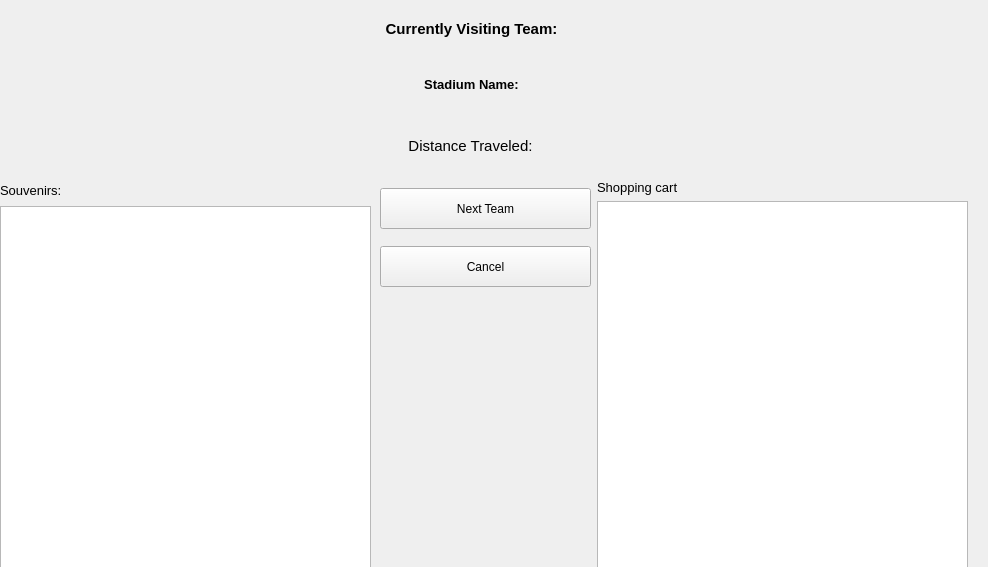
Old version of the form BaseballProject2/tripplanner.ui in the repository tholm1/CS1D-Project-2-Baseball.
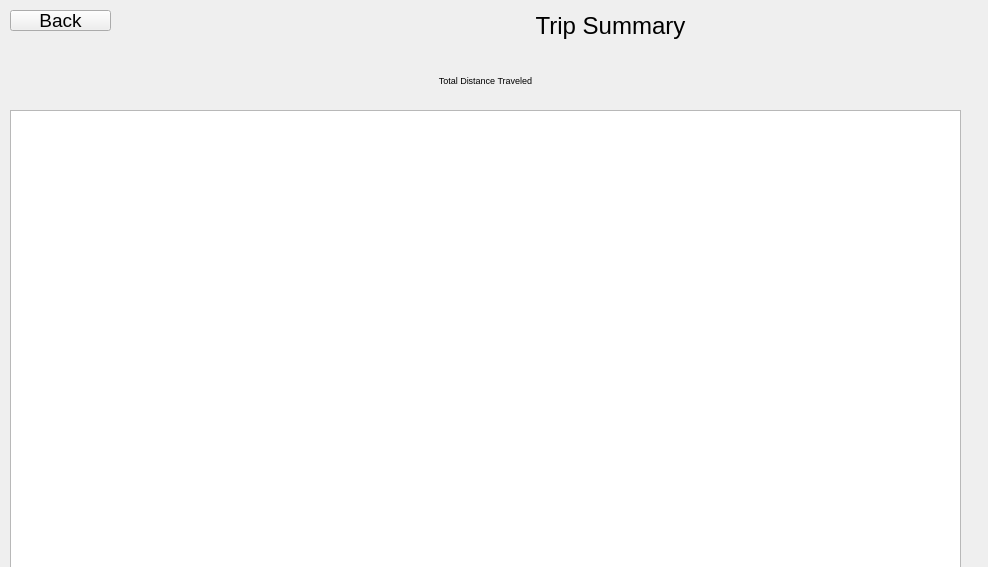
New version of the form. The open tabs and pages were chosen to show the change.

Commit message:
both shortest path custom trips completed
I was able to finish the shortest path traveled custom trips.

```diff
--- a/BaseballProject2/tripplanner.ui
+++ b/BaseballProject2/tripplanner.ui
@@ -76,7 +76,7 @@
            <string notr="true"/>
           </property>
           <property name="text">
-           <string>Most Efficient Trip From Origin</string>
+           <string>Custom Trip Shortest Distance</string>
           </property>
          </widget>
         </item>
@@ -97,7 +97,7 @@
            <string notr="true"/>
           </property>
           <property name="text">
-           <string>Most Efficient Ordered Trip</string>
+           <string>Marlin Park traversal</string>
           </property>
          </widget>
         </item>
@@ -280,239 +280,6 @@
      </property>
     </widget>
    </widget>
-   <widget class="QWidget" name="TripScreen">
-    <widget class="QLabel" name="Label_TotalDistanceTraveled">
-     <property name="geometry">
-      <rect>
-       <x>80</x>
-       <y>120</y>
-       <width>781</width>
-       <height>51</height>
-      </rect>
-     </property>
-     <property name="font">
-      <font>
-       <pointsize>11</pointsize>
-      </font>
-     </property>
-     <property name="styleSheet">
-      <string notr="true"/>
-     </property>
-     <property name="text">
-      <string>Distance Traveled:</string>
-     </property>
-     <property name="alignment">
-      <set>Qt::AlignCenter</set>
-     </property>
-    </widget>
-    <widget class="QLabel" name="destinationTeamLabel">
-     <property name="geometry">
-      <rect>
-       <x>30</x>
-       <y>50</y>
-       <width>791</width>
-       <height>16</height>
-      </rect>
-     </property>
-     <property name="text">
-      <string/>
-     </property>
-    </widget>
-    <widget class="QWidget" name="layoutWidget_9">
-     <property name="geometry">
-      <rect>
-       <x>380</x>
-       <y>177</y>
-       <width>211</width>
-       <height>121</height>
-      </rect>
-     </property>
-     <layout class="QVBoxLayout" name="verticalLayout_13">
-      <item>
-       <widget class="QPushButton" name="PushButton_TakeTrip">
-        <property name="minimumSize">
-         <size>
-          <width>121</width>
-          <height>41</height>
-         </size>
-        </property>
-        <property name="styleSheet">
-         <string notr="true"/>
-        </property>
-        <property name="text">
-         <string>Next Team</string>
-        </property>
-       </widget>
-      </item>
-      <item>
-       <widget class="QPushButton" name="PushButton_BackToMain_3">
-        <property name="minimumSize">
-         <size>
-          <width>101</width>
-          <height>41</height>
-         </size>
-        </property>
-        <property name="styleSheet">
-         <string notr="true"/>
-        </property>
-        <property name="text">
-         <string>Cancel</string>
-        </property>
-       </widget>
-      </item>
-     </layout>
-    </widget>
-    <widget class="QWidget" name="layoutWidget_10">
-     <property name="geometry">
-      <rect>
-       <x>0</x>
-       <y>180</y>
-       <width>371</width>
-       <height>431</height>
-      </rect>
-     </property>
-     <layout class="QVBoxLayout" name="verticalLayout_14">
-      <item>
-       <widget class="QLabel" name="Label_Souvenirs">
-        <property name="sizePolicy">
-         <sizepolicy hsizetype="Minimum" vsizetype="Minimum">
-          <horstretch>0</horstretch>
-          <verstretch>0</verstretch>
-         </sizepolicy>
-        </property>
-        <property name="minimumSize">
-         <size>
-          <width>111</width>
-          <height>20</height>
-         </size>
-        </property>
-        <property name="font">
-         <font>
-          <pointsize>10</pointsize>
-         </font>
-        </property>
-        <property name="styleSheet">
-         <string notr="true"/>
-        </property>
-        <property name="text">
-         <string>Souvenirs:</string>
-        </property>
-       </widget>
-      </item>
-      <item>
-       <widget class="QListView" name="SouvenirsListView">
-        <property name="sizePolicy">
-         <sizepolicy hsizetype="Expanding" vsizetype="Expanding">
-          <horstretch>0</horstretch>
-          <verstretch>0</verstretch>
-         </sizepolicy>
-        </property>
-        <property name="styleSheet">
-         <string notr="true"/>
-        </property>
-       </widget>
-      </item>
-     </layout>
-    </widget>
-    <widget class="QWidget" name="layoutWidget_11">
-     <property name="geometry">
-      <rect>
-       <x>597</x>
-       <y>180</y>
-       <width>371</width>
-       <height>431</height>
-      </rect>
-     </property>
-     <layout class="QVBoxLayout" name="verticalLayout_15">
-      <item>
-       <widget class="QLabel" name="Label_ShoppingCart">
-        <property name="sizePolicy">
-         <sizepolicy hsizetype="Minimum" vsizetype="Minimum">
-          <horstretch>0</horstretch>
-          <verstretch>0</verstretch>
-         </sizepolicy>
-        </property>
-        <property name="font">
-         <font>
-          <pointsize>10</pointsize>
-         </font>
-        </property>
-        <property name="styleSheet">
-         <string notr="true"/>
-        </property>
-        <property name="text">
-         <string>Shopping cart</string>
-        </property>
-       </widget>
-      </item>
-      <item>
-       <widget class="QListView" name="ShoppingCartListView">
-        <property name="styleSheet">
-         <string notr="true"/>
-        </property>
-       </widget>
-      </item>
-     </layout>
-    </widget>
-    <widget class="QWidget" name="layoutWidget_12">
-     <property name="geometry">
-      <rect>
-       <x>81</x>
-       <y>1</y>
-       <width>781</width>
-       <height>111</height>
-      </rect>
-     </property>
-     <layout class="QVBoxLayout" name="verticalLayout_16">
-      <property name="spacing">
-       <number>0</number>
-      </property>
-      <item>
-       <widget class="QLabel" name="Label_CurrentTeam">
-        <property name="font">
-         <font>
-          <pointsize>11</pointsize>
-          <weight>75</weight>
-          <bold>true</bold>
-         </font>
-        </property>
-        <property name="styleSheet">
-         <string notr="true"/>
-        </property>
-        <property name="frameShape">
-         <enum>QFrame::NoFrame</enum>
-        </property>
-        <property name="text">
-         <string>Currently Visiting Team:</string>
-        </property>
-        <property name="alignment">
-         <set>Qt::AlignCenter</set>
-        </property>
-       </widget>
-      </item>
-      <item>
-       <widget class="QLabel" name="Label_CurrentStadium">
-        <property name="font">
-         <font>
-          <pointsize>10</pointsize>
-          <weight>75</weight>
-          <bold>true</bold>
-         </font>
-        </property>
-        <property name="styleSheet">
-         <string notr="true"/>
-        </property>
-        <property name="text">
-         <string>Stadium Name:</string>
-        </property>
-        <property name="alignment">
-         <set>Qt::AlignCenter</set>
-        </property>
-       </widget>
-      </item>
-     </layout>
-    </widget>
-   </widget>
    <widget class="QWidget" name="CustomOrderTrip_3">
     <widget class="QLabel" name="WelcomeLabel_3">
      <property name="geometry">
@@ -559,18 +326,45 @@
       <string>Back</string>
      </property>
     </widget>
-    <widget class="QWidget" name="layoutWidget_13">
+    <widget class="QPushButton" name="PushButton_BeginCustomTrip">
      <property name="geometry">
       <rect>
-       <x>10</x>
-       <y>70</y>
-       <width>661</width>
-       <height>541</height>
+       <x>680</x>
+       <y>150</y>
+       <width>289</width>
+       <height>41</height>
       </rect>
      </property>
-     <layout class="QVBoxLayout" name="verticalLayout_17">
+     <property name="minimumSize">
+      <size>
+       <width>121</width>
+       <height>41</height>
+      </size>
+     </property>
+     <property name="font">
+      <font>
+       <pointsize>11</pointsize>
+      </font>
+     </property>
+     <property name="styleSheet">
+      <string notr="true"/>
+     </property>
+     <property name="text">
+      <string>Begin Trip</string>
+     </property>
+    </widget>
+    <widget class="QWidget" name="">
+     <property name="geometry">
+      <rect>
+       <x>20</x>
+       <y>80</y>
+       <width>621</width>
+       <height>471</height>
+      </rect>
+     </property>
+     <layout class="QVBoxLayout" name="verticalLayout">
       <item>
-       <layout class="QHBoxLayout" name="horizontalLayout_2">
+       <layout class="QHBoxLayout" name="horizontalLayout">
         <item>
          <widget class="QComboBox" name="TeamListComboBox">
           <property name="font">
@@ -601,70 +395,35 @@
        </layout>
       </item>
       <item>
-       <widget class="QListView" name="OrderableListView">
-        <property name="styleSheet">
-         <string notr="true"/>
-        </property>
-       </widget>
+       <widget class="QListView" name="listView"/>
       </item>
      </layout>
     </widget>
-    <widget class="QWidget" name="layoutWidget_14">
+   </widget>
+   <widget class="QWidget" name="SouvenirPage">
+    <widget class="QLabel" name="WelcomeLabel_4">
      <property name="geometry">
       <rect>
-       <x>680</x>
-       <y>120</y>
-       <width>291</width>
-       <height>131</height>
+       <x>10</x>
+       <y>10</y>
+       <width>921</width>
+       <height>51</height>
       </rect>
      </property>
-     <layout class="QVBoxLayout" name="verticalLayout_18">
-      <property name="spacing">
-       <number>0</number>
-      </property>
-      <item>
-       <widget class="QPushButton" name="PushButton_BeginCustomTrip">
-        <property name="minimumSize">
-         <size>
-          <width>121</width>
-          <height>41</height>
-         </size>
-        </property>
-        <property name="font">
-         <font>
-          <pointsize>11</pointsize>
-         </font>
-        </property>
-        <property name="styleSheet">
-         <string notr="true"/>
-        </property>
-        <property name="text">
-         <string>Begin Trip</string>
-        </property>
-       </widget>
-      </item>
-      <item>
-       <widget class="QPushButton" name="PushButton_VisitAllTeamsMostEfficiently">
-        <property name="minimumSize">
-         <size>
-          <width>131</width>
-          <height>41</height>
-         </size>
-        </property>
-        <property name="font">
-         <font>
-          <pointsize>11</pointsize>
-         </font>
-        </property>
-        <property name="styleSheet">
-         <string notr="true"/>
-        </property>
-        <property name="text">
-         <string>Add All Teams to List</string>
-        </property>
-       </widget>
-      </item>
-     </layout>
+     <property name="font">
+      <font>
+       <pointsize>9</pointsize>
+      </font>
+     </property>
+     <property name="styleSheet">
+      <string notr="true"/>
+     </property>
+     <property name="frameShape">
+      <enum>QFrame::Box</enum>
+     </property>
+     <property name="text">
+      <string>Buy souvenirs</string>
+     </property>
     </widget>
    </widget>
    <widget class="QWidget" name="SummaryPage">
@@ -684,9 +443,9 @@
     <widget class="QLabel" name="Label_TripSummary">
      <property name="geometry">
       <rect>
-       <x>40</x>
+       <x>290</x>
        <y>0</y>
-       <width>891</width>
+       <width>641</width>
        <height>51</height>
       </rect>
      </property>
@@ -761,6 +520,27 @@
       <set>Qt::AlignCenter</set>
      </property>
     </widget>
+    <widget class="QPushButton" name="PushButton_BackToMain_6">
+     <property name="geometry">
+      <rect>
+       <x>10</x>
+       <y>10</y>
+       <width>101</width>
+       <height>21</height>
+      </rect>
+     </property>
+     <property name="font">
+      <font>
+       <pointsize>14</pointsize>
+      </font>
+     </property>
+     <property name="styleSheet">
+      <string notr="true"/>
+     </property>
+     <property name="text">
+      <string>Back</string>
+     </property>
+    </widget>
    </widget>
   </widget>
  </widget>
```
The commit also changes 27 other files.
